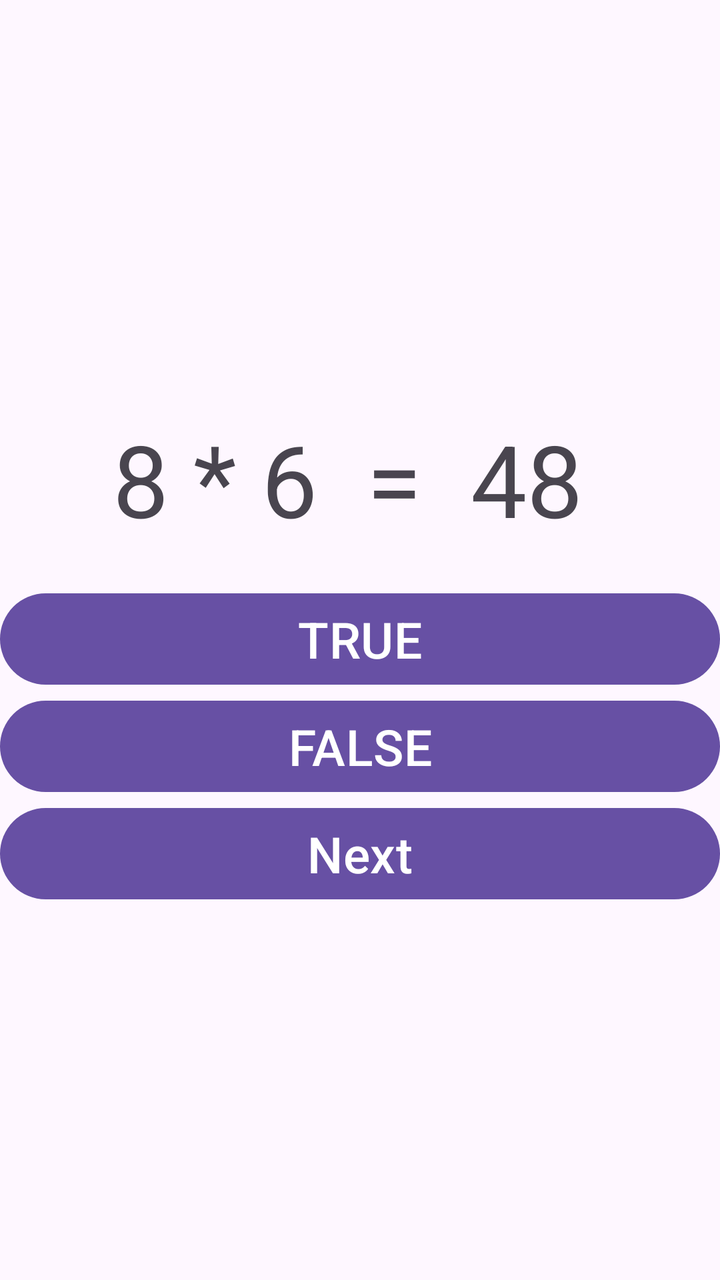
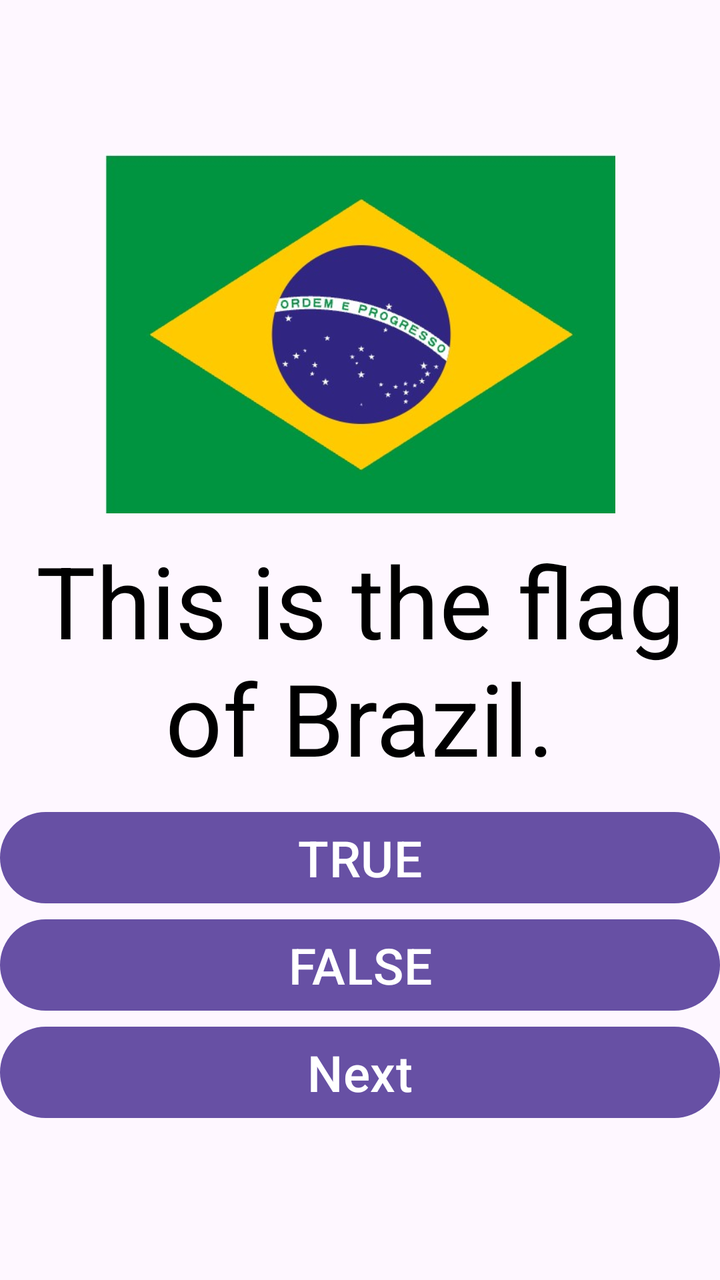

Before-and-after screenshots of an Android layout around one commit, followed by the original layout XML and the change that was made.
<!-- AndroidManifest.xml: application theme Theme.QuizAppBS2 -->
<!-- res/layout/activity_main.xml -->
<?xml version="1.0" encoding="utf-8"?>
<LinearLayout android:layout_width="match_parent"
    android:layout_height="match_parent"
    android:orientation="vertical"
    android:gravity="center"
    xmlns:android="http://schemas.android.com/apk/res/android">


    <TextView
        android:id="@+id/questionTV"
        android:layout_width="match_parent"
        android:layout_height="wrap_content"
        android:gravity="center"
        android:padding="20dp"
        android:text="8 * 6  =  48 "
        android:textSize="50dp" />

    <Button
        android:id="@+id/trueBTN"
        android:layout_width="match_parent"
        android:layout_height="wrap_content"
        android:text="TRUE"
        android:textSize="25dp"/>


    <Button
        android:id="@+id/falseBTN"
        android:layout_width="match_parent"
        android:layout_height="wrap_content"
        android:text="FALSE"
        android:textSize="25dp" />

    <Button
        android:id="@+id/SubmitBTN"
        android:layout_width="match_parent"
        android:layout_height="wrap_content"
        android:text="Next"
        android:textSize="25dp" />



</LinearLayout>
<!-- resources referenced by this layout -->
<resources>
  <style name="Theme.QuizAppBS2" parent="Base.Theme.QuizAppBS2" />
  <style name="Base.Theme.QuizAppBS2" parent="Theme.Material3.DayNight.NoActionBar">
          
          
      </style>
</resources>

<!-- the commit's change to res/layout/activity_main.xml (unified diff, before → after) -->
@@ -5,21 +5,30 @@
     android:gravity="center"
     xmlns:android="http://schemas.android.com/apk/res/android">
 
+    <ImageView
+        android:id="@+id/flagIV"
+        android:layout_width="300dp"
+        android:layout_height="180dp"
+        android:src="@drawable/brazil"
+
+        android:contentDescription="Country flag" />
+
 
     <TextView
         android:id="@+id/questionTV"
         android:layout_width="match_parent"
         android:layout_height="wrap_content"
         android:gravity="center"
-        android:padding="20dp"
-        android:text="8 * 6  =  48 "
-        android:textSize="50dp" />
+        android:padding="10dp"
+        android:text="@string/q1_prompt"
+        android:textSize="50dp"
+        android:textColor="@color/black"/>
 
     <Button
         android:id="@+id/trueBTN"
         android:layout_width="match_parent"
         android:layout_height="wrap_content"
-        android:text="TRUE"
+        android:text="@string/true_btn"
         android:textSize="25dp"/>
 
 
@@ -27,14 +36,14 @@
         android:id="@+id/falseBTN"
         android:layout_width="match_parent"
         android:layout_height="wrap_content"
-        android:text="FALSE"
+        android:text="@string/false_btn"
         android:textSize="25dp" />
 
     <Button
         android:id="@+id/SubmitBTN"
         android:layout_width="match_parent"
         android:layout_height="wrap_content"
-        android:text="Next"
+        android:text="@string/next_btn"
         android:textSize="25dp" />
 
 
<!-- resource entries referenced after the edit -->
@@ -1,5 +1,11 @@
 <!-- resources referenced by this layout -->
 <resources>
+  <color name="black">#FF000000</color>
+  <!-- drawable brazil: jpg bitmap (drawable, 27859 bytes) -->
+  <string name="false_btn">FALSE</string>
+  <string name="next_btn">Next</string>
+  <string name="q1_prompt">This is the flag of Brazil.</string>
+  <string name="true_btn">TRUE</string>
   <style name="Theme.QuizAppBS2" parent="Base.Theme.QuizAppBS2" />
   <style name="Base.Theme.QuizAppBS2" parent="Theme.Material3.DayNight.NoActionBar">
           
